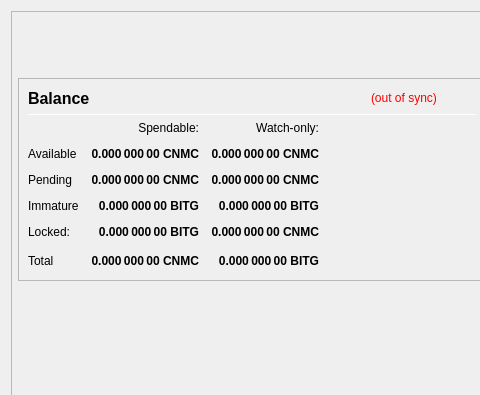
The window that src/qt/forms/overviewpage.ui (cryptonodes-core/cryptonodes-core) describes before a commit, drawn with Qt 5; both pictures show x 0 to 480 and y 0 to 395 of the 978 by 841 pixel window.
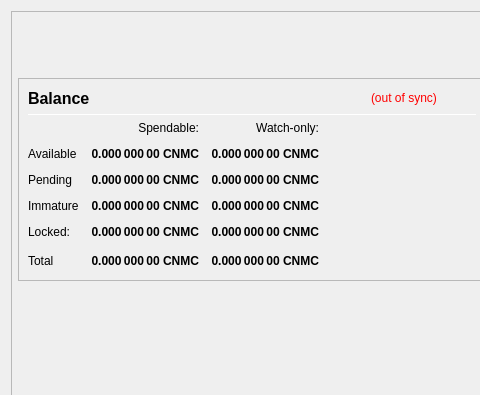
The same window after the commit.

```diff
--- a/src/qt/forms/overviewpage.ui
+++ b/src/qt/forms/overviewpage.ui
@@ -420,7 +420,7 @@
                        <string>Staked or masternode rewards that has not yet matured</string>
                       </property>
                       <property name="text">
-                       <string notr="true">0.000 000 00 BITG</string>
+                       <string notr="true">0.000 000 00 CNMC</string>
                       </property>
                       <property name="alignment">
                        <set>Qt::AlignRight|Qt::AlignTrailing|Qt::AlignVCenter</set>
@@ -445,7 +445,7 @@
                        <string>Staked or masternode rewards in watch-only addresses that has not yet matured</string>
                       </property>
                       <property name="text">
-                       <string notr="true">0.000 000 00 BITG</string>
+                       <string notr="true">0.000 000 00 CNMC</string>
                       </property>
                       <property name="alignment">
                        <set>Qt::AlignRight|Qt::AlignTrailing|Qt::AlignVCenter</set>
@@ -480,7 +480,7 @@
                        <string>Locked CNMC or Masternode collaterals.</string>
                       </property>
                       <property name="text">
-                       <string notr="true">0.000 000 00 BITG</string>
+                       <string notr="true">0.000 000 00 CNMC</string>
                       </property>
                       <property name="alignment">
                        <set>Qt::AlignRight|Qt::AlignTrailing|Qt::AlignVCenter</set>
@@ -565,7 +565,7 @@
                        <string>Current total balance in watch-only addresses</string>
                       </property>
                       <property name="text">
-                       <string notr="true">0.000 000 00 BITG</string>
+                       <string notr="true">0.000 000 00 CNMC</string>
                       </property>
                       <property name="alignment">
                        <set>Qt::AlignRight|Qt::AlignTrailing|Qt::AlignVCenter</set>
```
Left out of the diff: 2 changed lines with no effect on the pictures.
